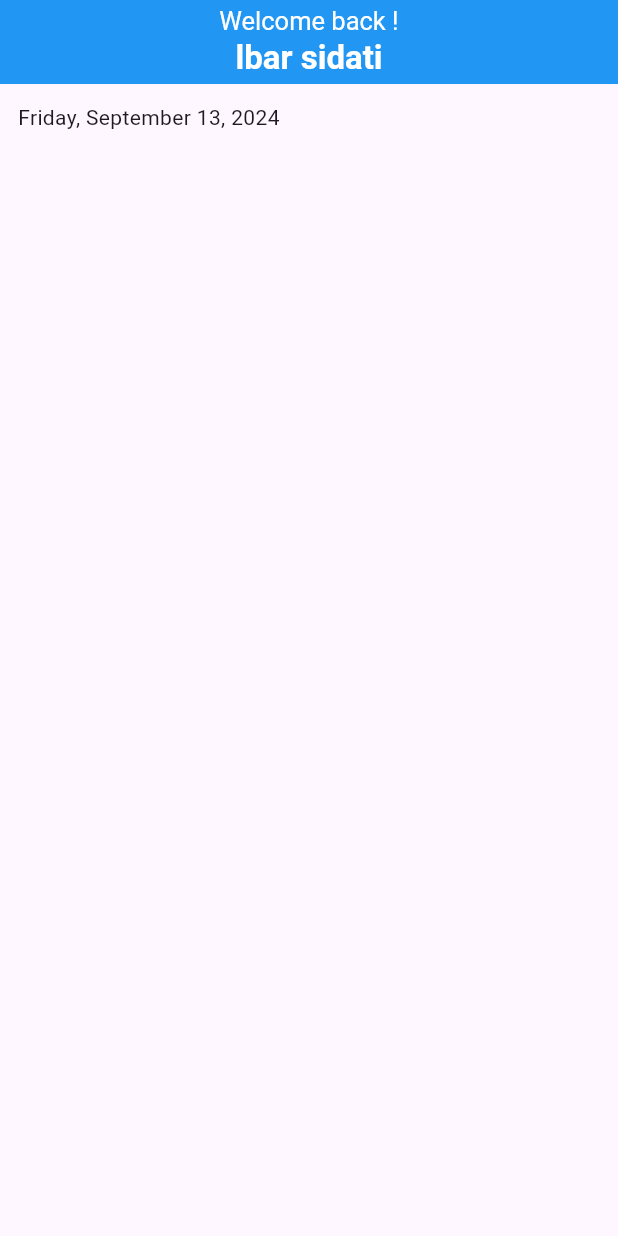
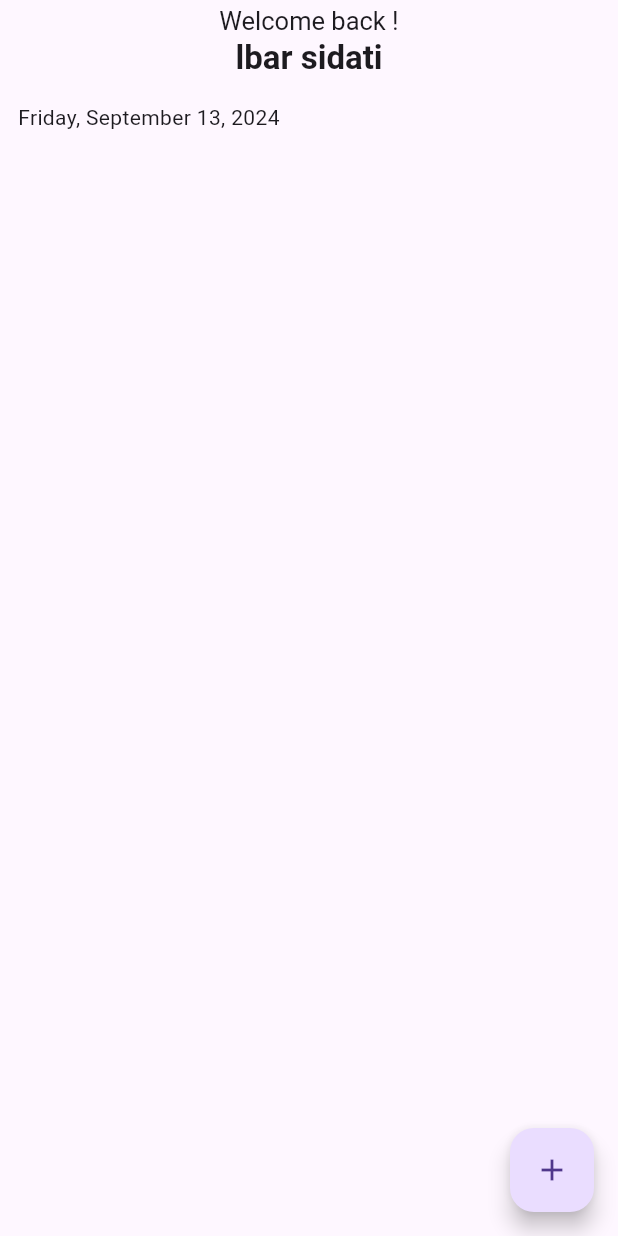
Before and after one commit to lbarsidati22/todo-project, a Flutter app: the screen it shows after launch, on a phone screen of 412 x 824 dp. Run offline on Flutter 3.47's test engine with Material 3 defaults, Android fonts, the phone set to English and light mode, and no system bars.

```diff
--- a/lib/home_page.dart
+++ b/lib/home_page.dart
@@ -7,22 +7,25 @@ class HomePage extends StatelessWidget {
   @override
   Widget build(BuildContext context) {
     return Scaffold(
+      floatingActionButton: FloatingActionButton(
+        onPressed: () {},
+        child: Icon(
+          Icons.add,
+        ),
+      ),
       appBar: AppBar(
         centerTitle: true,
-        backgroundColor: Colors.blue,
         title: const Column(
           children: [
             Text(
               'Welcome back !',
               style: TextStyle(
-                color: Colors.white,
                 fontSize: 17,
               ),
             ),
             Text(
               'lbar sidati',
               style: TextStyle(
-                color: Colors.white,
                 fontWeight: FontWeight.bold,
               ),
             ),
@@ -31,7 +34,9 @@ class HomePage extends StatelessWidget {
       ),
       body: Padding(
         padding: const EdgeInsets.all(12),
-        child: Row(
+        child: Column(
+          children: [
+            Row(
               children: [
                 Expanded(
                   child: Container(
@@ -44,6 +49,8 @@ class HomePage extends StatelessWidget {
                 )
               ],
             ),
+          ],
+        ),
       ),
     );
   }
--- a/lib/main.dart
+++ b/lib/main.dart
@@ -10,9 +10,13 @@ class MyApp extends StatelessWidget {
 
   @override
   Widget build(BuildContext context) {
-    return const MaterialApp(
+    return MaterialApp(
+      debugShowCheckedModeBanner: false,
       title: 'Flutter Demo',
       home: HomePage(),
+      theme: ThemeData(
+        useMaterial3: true,
+      ),
     );
   }
 }
```
Lines whose indentation alone changed are shown as unchanged.
